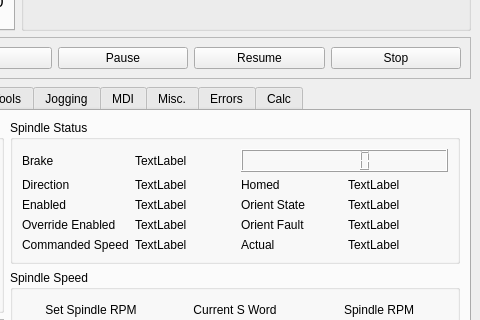
Old version of the form examples/xyz/xyz.ui in the repository jethornton/flexgui; both pictures show x 370 to 850 and y 270 to 590 of the 850 by 674 pixel window.
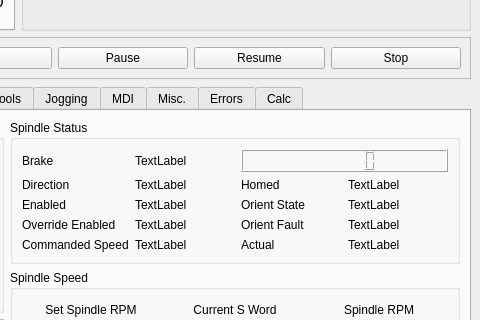
New version of the form. The open tabs and pages were chosen to show the change.

```diff
--- a/examples/xyz/xyz.ui
+++ b/examples/xyz/xyz.ui
@@ -727,7 +727,19 @@
             </widget>
            </item>
            <item row="0" column="2" colspan="2">
-            <widget class="QLCDNumber" name="spindle_speed_0_lcd"/>
+            <widget class="QLCDNumber" name="spindle_speed_0_lcd">
+             <property name="font">
+              <font>
+               <family>Monospace</family>
+               <pointsize>12</pointsize>
+               <weight>75</weight>
+               <bold>true</bold>
+              </font>
+             </property>
+             <property name="digitCount">
+              <number>6</number>
+             </property>
+            </widget>
            </item>
           </layout>
          </widget>
```
